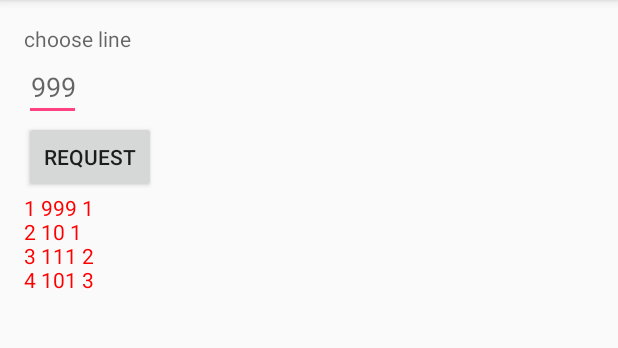
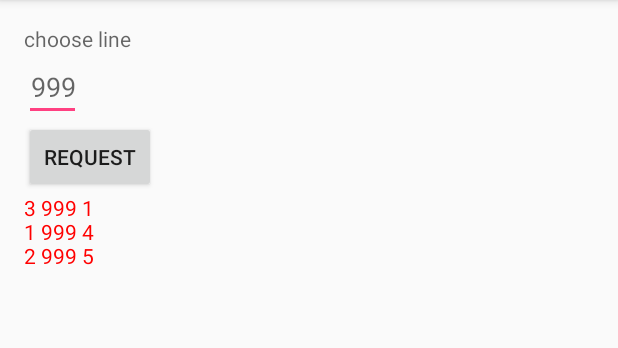
Before and after one commit to REVProfumo/AntibesByBus, an Android app: the screen it shows after launch (MainActivity), after a tap on "REQUEST", on a phone screen of 412 x 824 dp, the part 84-432 px from its top. Run offline under Robolectric (Android 15) with nearby library versions, the phone set to English and light mode, and no system bars.

Commit message:
added where clause to the query

```diff
--- a/Antibes2/app/src/main/java/com/mycompany/antibes/MainActivity.java
+++ b/Antibes2/app/src/main/java/com/mycompany/antibes/MainActivity.java
@@ -49,6 +49,7 @@ public class MainActivity extends AppCompatActivity {
         String title = "Sophia";
         values.put(FeedReaderContract.FeedEntry.COLUMN_NAME_ENTRY_ID, id);
         values.put(FeedReaderContract.FeedEntry.COLUMN_NAME_TITLE, title);
+        values.put(FeedReaderContract.FeedEntry.COLUMN_NAME_SCHEDULE, title);
 
 // Insert the new row, returning the primary key value of the new row
         long newRowId;
@@ -103,7 +104,7 @@ public class MainActivity extends AppCompatActivity {
         Cursor cursor = db.query(
                 FeedReaderContract.FeedEntry.TABLE_NAME,  // The table to query
                 projection,                               // The columns to return
-                null,                                // The columns for the WHERE clause
+                FeedReaderContract.FeedEntry.COLUMN_NAME_TITLE+" = "+"999",                                // The columns for the WHERE clause
                 null,                            // The values for the WHERE clause
                 null,                                     // don't group the rows
                 null,                                    // don't filter by row groups
--- a/Antibes2/app/src/main/res/values/array.xml
+++ b/Antibes2/app/src/main/res/values/array.xml
@@ -3,10 +3,17 @@
 
     <string-array name="my_array">
 
+        <item>Sophia 999 4</item>
+        <item>Sophia 999 5</item>
         <item>Sophia 999 1</item>
-        <item>Sophia 10 1</item>
-        <item>Sophia 111 2</item>
-        <item>Sophia 101 3</item>
+
+        <item>Sophia 10 8</item>
+        <item>Sophia 10 3</item>
+        <item>Sophia 10 2</item>
+
+
+        <item>Sophia 111 7</item>
+        <item>Sophia 111 6</item>
 
     </string-array>
 
```
